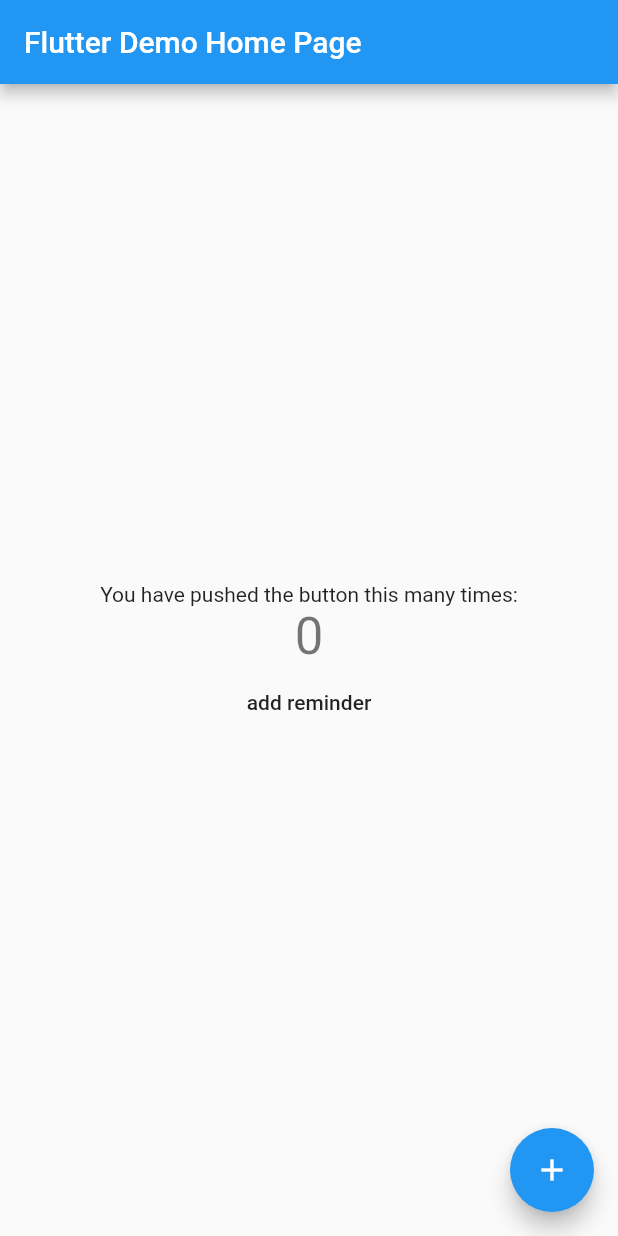
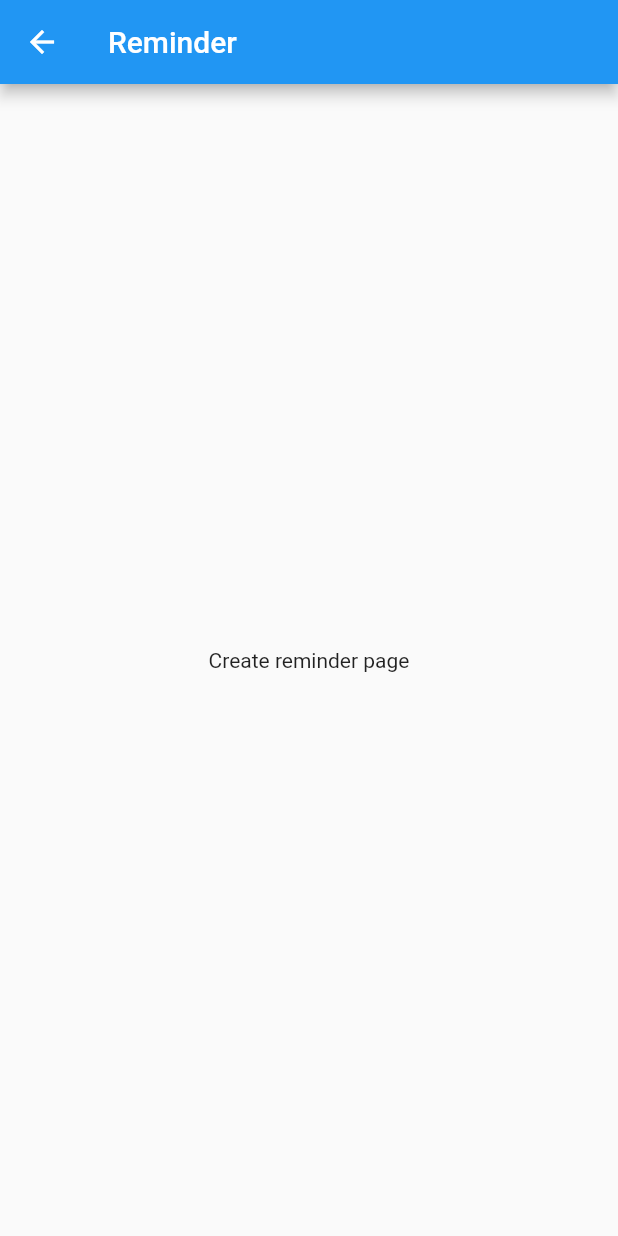
Before and after one commit to kelegorm/kotflut1, a Flutter app: the screen it shows after launch, after a tap on "add reminder", on a phone screen of 412 x 824 dp. Run offline on Flutter 3.47's test engine with Material 2 defaults, Android fonts, the phone set to English and light mode, and no system bars.

Commit message:
Added second screen Made navigation between screens Split classes into files

```diff
--- /dev/null
+++ b/lib/CreateReminderPage.dart
@@ -0,0 +1,18 @@
+library kot_flut_1.create_reminder_page;
+
+import 'package:flutter/material.dart';
+
+
+class CreateReminderPage extends StatelessWidget {
+  @override
+  Widget build(BuildContext context) {
+    return new Scaffold(
+      appBar: new AppBar(
+        title: new Text("Reminder"),
+      ),
+      body: new Center(
+        child: new Text("Create reminder page"),
+      )
+    );
+  }
+}
--- /dev/null
+++ b/lib/HomePage.dart
@@ -0,0 +1,114 @@
+library kot_flut_1.home_page;
+
+import 'package:flutter/material.dart';
+import 'package:flutter/services.dart';
+
+
+class MyHomePage extends StatefulWidget {
+  MyHomePage({Key key, this.title}) : super(key: key);
+
+  // This widget is the home page of your application. It is stateful, meaning
+  // that it has a State object (defined below) that contains fields that affect
+  // how it looks.
+
+  // This class is the configuration for the state. It holds the values (in this
+  // case the title) provided by the parent (in this case the App widget) and
+  // used by the build method of the State. Fields in a Widget subclass are
+  // always marked "final".
+
+  final String title;
+
+  @override
+  _MyHomePageState createState() => new _MyHomePageState();
+}
+
+class _MyHomePageState extends State<MyHomePage> {
+  static const String _channel = "increment";
+
+  static const BasicMessageChannel<String> platform =
+  const BasicMessageChannel<String>(_channel, const StringCodec());
+
+
+  int _counter = 0;
+
+  void _incrementCounter() {
+    setState(() {
+      // This call to setState tells the Flutter framework that something has
+      // changed in this State, which causes it to rerun the build method below
+      // so that the display can reflect the updated values. If we changed
+      // _counter without calling setState(), then the build method would not be
+      // called again, and so nothing would appear to happen.
+      _counter++;
+
+      platform.send("sended message");
+      print("+ button clicked");
+    });
+  }
+
+  @override
+  Widget build(BuildContext context) {
+    // This method is rerun every time setState is called, for instance as done
+    // by the _incrementCounter method above.
+    //
+    // The Flutter framework has been optimized to make rerunning build methods
+    // fast, so that you can just rebuild anything that needs updating rather
+    // than having to individually change instances of widgets.
+    return new Scaffold(
+      appBar: new AppBar(
+        // Here we take the value from the MyHomePage object that was created by
+        // the App.build method, and use it to set our appbar title.
+        title: new Text(widget.title),
+      ),
+      body: new Center(
+        // Center is a layout widget. It takes a single child and positions it
+        // in the middle of the parent.
+        child: new Column(
+          // Column is also layout widget. It takes a list of children and
+          // arranges them vertically. By default, it sizes itself to fit its
+          // children horizontally, and tries to be as tall as its parent.
+          //
+          // Invoke "debug paint" (press "p" in the console where you ran
+          // "flutter run", or select "Toggle Debug Paint" from the Flutter tool
+          // window in IntelliJ) to see the wireframe for each widget.
+          //
+          // Column has various properties to control how it sizes itself and
+          // how it positions its children. Here we use mainAxisAlignment to
+          // center the children vertically; the main axis here is the vertical
+          // axis because Columns are vertical (the cross axis would be
+          // horizontal).
+          mainAxisAlignment: MainAxisAlignment.center,
+          children: <Widget>[
+            new Text(
+              'You have pushed the button this many times:',
+            ),
+            new Text(
+              '${_counter}',
+              style: Theme.of(context).textTheme.display1,
+            ),
+            new MaterialButton(
+              child: new Text("add reminder"),
+              onPressed: () {
+                // Don't use there [popAndPushNamed], it leads to black screen
+                // by back button instead of home page.
+                // May be from drawer [popAndPushNamed] can work normally, popping drawer away.
+//                Navigator.popAndPushNamed(context, '/reminder');
+                Navigator.pushNamed(context, '/reminder');
+              },
+            ),
+            new MaterialButton(
+              child: new Text("add shortcut"),
+              onPressed: () {
+                platform.send("make_icon");
+              },
+            )
+          ],
+        ),
+      ),
+      floatingActionButton: new FloatingActionButton(
+        onPressed: _incrementCounter,
+        tooltip: 'Increment',
+        child: new Icon(Icons.add),
+      ), // This trailing comma makes auto-formatting nicer for build methods.
+    );
+  }
+}
--- /dev/null
+++ b/lib/MainApp.dart
@@ -0,0 +1,30 @@
+library kot_flut_1.main_app;
+
+import 'package:flutter/material.dart';
+import 'package:kot_flut_1/CreateReminderPage.dart';
+import 'package:kot_flut_1/HomePage.dart';
+
+
+class MainApp extends StatelessWidget {
+  // This widget is the root of your application.
+
+  @override
+  Widget build(BuildContext context) {
+    return new MaterialApp(
+      title: 'Kot Flut 1',
+      theme: new ThemeData(primarySwatch: Colors.blue),
+      home: new MyHomePage(title: "Home Page",),
+      routes: <String, WidgetBuilder>{
+//        '/':         (BuildContext context) => new MyHomePage(title: "Home Page",),
+        '/reminder': (BuildContext context) => new CreateReminderPage()
+      },
+      onGenerateRoute: _getRoute,
+    );
+  }
+
+
+  Route<Null> _getRoute(RouteSettings settings) {
+    print('_getRoute: ${settings.name}');
+    return null;
+  }
+}
--- a/lib/main.dart
+++ b/lib/main.dart
@@ -1,128 +1,7 @@
-import 'package:flutter/material.dart';
-import 'package:flutter/services.dart';
+import 'package:flutter/widgets.dart';
+
+import 'MainApp.dart';
 
 void main() {
-  runApp(new MyApp());
+  runApp(new MainApp());
 }
-
-class MyApp extends StatelessWidget {
-  // This widget is the root of your application.
-  @override
-  Widget build(BuildContext context) {
-    return new MaterialApp(
-      title: 'Flutter Demo',
-      theme: new ThemeData(
-        // This is the theme of your application.
-        //
-        // Try running your application with "flutter run". You'll see the
-        // application has a blue toolbar. Then, without quitting the app, try
-        // changing the primarySwatch below to Colors.green and then invoke
-        // "hot reload" (press "r" in the console where you ran "flutter run",
-        // or press Run > Hot Reload App in IntelliJ). Notice that the counter
-        // didn't reset back to zero; the application is not restarted.
-        primarySwatch: Colors.blue,
-      ),
-      home: new MyHomePage(title: 'Flutter Demo Home Page'),
-      routes: <String, WidgetBuilder>{
-        '/':         (BuildContext context) => new StockHome(stocks, _configuration, configurationUpdater),
-        '/settings': (BuildContext context) => new StockSettings(_configuration, configurationUpdater)
-      },
-    );
-  }
-}
-
-class MyHomePage extends StatefulWidget {
-  MyHomePage({Key key, this.title}) : super(key: key);
-
-  // This widget is the home page of your application. It is stateful, meaning
-  // that it has a State object (defined below) that contains fields that affect
-  // how it looks.
-
-  // This class is the configuration for the state. It holds the values (in this
-  // case the title) provided by the parent (in this case the App widget) and
-  // used by the build method of the State. Fields in a Widget subclass are
-  // always marked "final".
-
-  final String title;
-
-  @override
-  _MyHomePageState createState() => new _MyHomePageState();
-}
-
-class _MyHomePageState extends State<MyHomePage> {
-  static const String _channel = "increment";
-
-  static const BasicMessageChannel<String> platform =
-      const BasicMessageChannel<String>(_channel, const StringCodec());
-
-
-  int _counter = 0;
-
-  void _incrementCounter() {
-    setState(() {
-      // This call to setState tells the Flutter framework that something has
-      // changed in this State, which causes it to rerun the build method below
-      // so that the display can reflect the updated values. If we changed
-      // _counter without calling setState(), then the build method would not be
-      // called again, and so nothing would appear to happen.
-      _counter++;
-
-      platform.send("sended message");
-    });
-  }
-
-  @override
-  Widget build(BuildContext context) {
-    // This method is rerun every time setState is called, for instance as done
-    // by the _incrementCounter method above.
-    //
-    // The Flutter framework has been optimized to make rerunning build methods
-    // fast, so that you can just rebuild anything that needs updating rather
-    // than having to individually change instances of widgets.
-    return new Scaffold(
-      appBar: new AppBar(
-        // Here we take the value from the MyHomePage object that was created by
-        // the App.build method, and use it to set our appbar title.
-        title: new Text(widget.title),
-      ),
-      body: new Center(
-        // Center is a layout widget. It takes a single child and positions it
-        // in the middle of the parent.
-        child: new Column(
-          // Column is also layout widget. It takes a list of children and
-          // arranges them vertically. By default, it sizes itself to fit its
-          // children horizontally, and tries to be as tall as its parent.
-          //
-          // Invoke "debug paint" (press "p" in the console where you ran
-          // "flutter run", or select "Toggle Debug Paint" from the Flutter tool
-          // window in IntelliJ) to see the wireframe for each widget.
-          //
-          // Column has various properties to control how it sizes itself and
-          // how it positions its children. Here we use mainAxisAlignment to
-          // center the children vertically; the main axis here is the vertical
-          // axis because Columns are vertical (the cross axis would be
-          // horizontal).
-          mainAxisAlignment: MainAxisAlignment.center,
-          children: <Widget>[
-            new Text(
-              'You have pushed the button this many times:',
-            ),
-            new Text(
-              '${_counter}',
-              style: Theme.of(context).textTheme.display1,
-            ),
-            new MaterialButton(
-              child: new Text("add reminder"),
-              onPressed: () => platform.send("make_icon"),
-            )
-          ],
-        ),
-      ),
-      floatingActionButton: new FloatingActionButton(
-        onPressed: _incrementCounter,
-        tooltip: 'Increment',
-        child: new Icon(Icons.add),
-      ), // This trailing comma makes auto-formatting nicer for build methods.
-    );
-  }
-}
```
Also changed, not shown: 2 other files.
